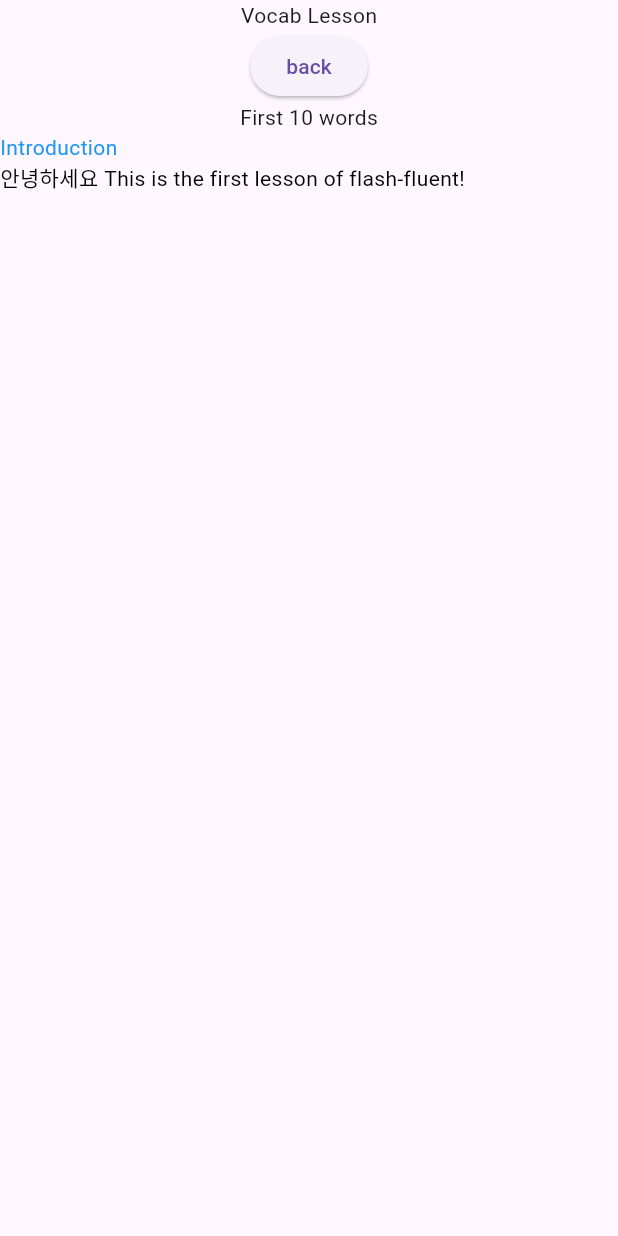
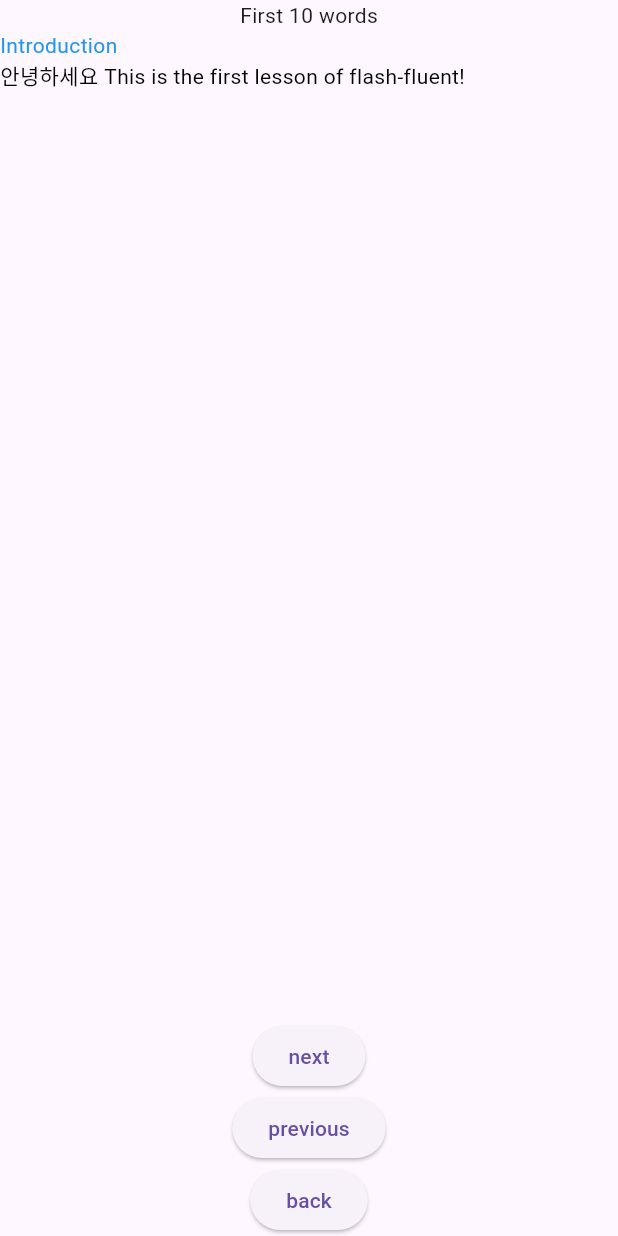
Before and after one commit to Tavin-H/LanguageApp, a Flutter app: the LearnScreen screen opened by its route, after a tap on "Noun", on a phone screen of 412 x 824 dp. Run offline on Flutter 3.47's test engine with Material 3 defaults, Android fonts, the phone set to English and light mode, and no system bars.

Commit message:
Added support for multiple pages within a lesson

```diff
--- a/flash_fluent/lib/main.dart
+++ b/flash_fluent/lib/main.dart
@@ -33,7 +33,7 @@ class MyApp extends StatelessWidget {
       initialRoute: '/',
       routes: {
         '/': (context) => HomeScreen(lessons: lessons),
-        '/learn': (context) => LearnScreen(lessons: lessons,),
+        '/learn': (context) => LearnScreen(lessons: lessons),
         '/vocab': (context) => const VocabLesson(),
         '/grammar': (context) => const GrammarLesson(),
         '/grammar_diff': (context) => const GrammarDiffLesson(),
--- a/flash_fluent/lib/screens/learn_screen.dart
+++ b/flash_fluent/lib/screens/learn_screen.dart
@@ -3,11 +3,11 @@ import 'package:flutter/material.dart';
 
 class LearnScreen extends StatelessWidget {
   const LearnScreen({super.key, required this.lessons});
-	final List<Lesson> lessons;
+  final List<Lesson> lessons;
 
   @override
   Widget build(BuildContext context) {
-		print(lessons[0]);
+    print(lessons[0]);
     return Scaffold(
       body: SafeArea(
         child: Column(
--- a/flash_fluent/lib/screens/vocab_lesson.dart
+++ b/flash_fluent/lib/screens/vocab_lesson.dart
@@ -8,34 +8,54 @@ class VocabLesson extends StatefulWidget {
 }
 
 class _VocabLessonState extends State<VocabLesson> {
-	int page = 0;
+  int page = 0;
 
   @override
   Widget build(BuildContext context) {
-		final Lesson lesson = ModalRoute.of(context)!.settings.arguments as Lesson;
+    final Lesson lesson = ModalRoute.of(context)!.settings.arguments as Lesson;
+    void nextPage() {
+      if (page < lesson.pages.length - 1) {
+        setState(() {
+          page++;
+        });
+      } else {
+				//End lesson;
+				Navigator.pop(context);
+			}
+    }
+		void previousPage() {
+      if (page > 0) {
+        setState(() {
+          page--;
+        });
+      }
+    }
+
+
     return Scaffold(
       body: SafeArea(
         child: Column(
           mainAxisAlignment: MainAxisAlignment.start,
           children: [
-            Text("Vocab Lesson"),
+            Text(lesson.title),
+            Expanded(
+              child: ListView.builder(
+                physics:
+                    const ClampingScrollPhysics(), // Stop it from stretching!
+                itemCount: lesson.pages[page].components.length,
+                itemBuilder: (context, index) {
+                  Component component = lesson.pages[page].components[index];
+                  return convertJsonComponentToWidget(component);
+                },
+              ),
+            ),
+            ElevatedButton(onPressed: nextPage, child: Text("next")),
+            ElevatedButton(onPressed: previousPage, child: Text("previous")),
             ElevatedButton(
               onPressed: () {
                 Navigator.pop(context);
               },
               child: Text("back"),
-            ),
-						Text(lesson.title),
-            Expanded(
-              child: ListView.builder(
-                physics:
-                    const ClampingScrollPhysics(), // Stop it from stretching!
-                itemCount: lesson.components.length,
-                itemBuilder: (context, index) {
-                  Component component = lesson.components[index];
-                  return convertJsonComponentToWidget(component);
-                },
-              ),
             ),
           ],
         ),
--- a/flash_fluent/lib/utils/json_utils.dart
+++ b/flash_fluent/lib/utils/json_utils.dart
@@ -1,13 +1,42 @@
 import 'package:flutter/material.dart';
 
+/*
 class Lesson {
-	final String title;
+  final String title;
   final List<Component> components;
   Lesson({required this.title, required this.components});
   factory Lesson.fromJson(Map<String, dynamic> json) {
     return Lesson(
-			title: json['lesson-name'],
-      components: (json['components'] as List).map((item) => Component.fromJson(item)).toList(),
+      title: json['lesson-name'],
+      components: (json['components'] as List)
+          .map((item) => Component.fromJson(item))
+          .toList(),
+    );
+  }
+}
+*/
+class Lesson {
+  final String title;
+  final List<Page> pages;
+  Lesson({required this.title, required this.pages});
+  factory Lesson.fromJson(Map<String, dynamic> json) {
+    return Lesson(
+      title: json['lesson-name'],
+      pages: (json['pages'] as List)
+          .map((item) => Page.fromJson(item))
+          .toList(),
+    );
+  }
+}
+
+class Page {
+  final List<Component> components;
+  Page({required this.components});
+  factory Page.fromJson(Map<String, dynamic> json) {
+    return Page(
+      components: (json['components'] as List)
+          .map((item) => Component.fromJson(item))
+          .toList(),
     );
   }
 }
@@ -32,6 +61,7 @@ Widget convertJsonComponentToWidget(Component component) {
       );
     case 'paragraph':
       return Text(component.content, style: TextStyle(color: Colors.black));
+    default:
+      return Text("Unsuported type: ${component.type}");
   }
-  return Text("Test");
 }
```
Also changed, not shown: flash_fluent/assets/lessons.json (+22 -5 lines).
